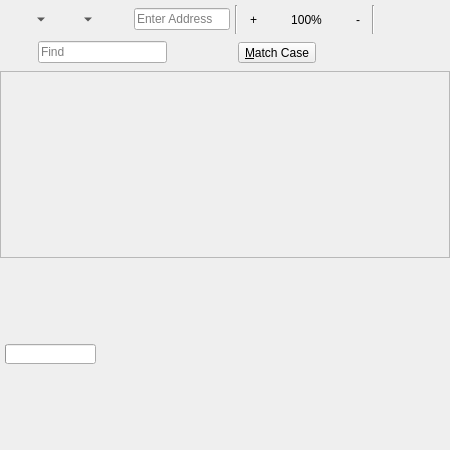
Above: 2.x/UI/dooble_page.ui from textbrowser/dooble before the change. Below: the same form after it.
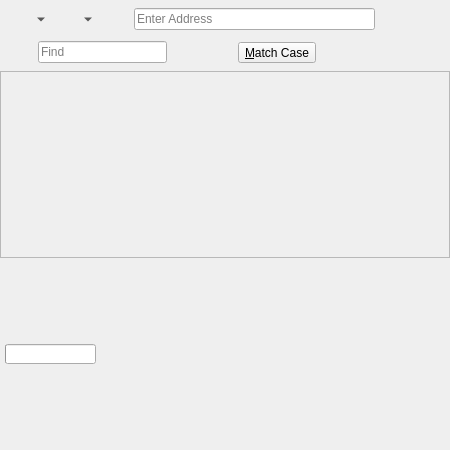
That is the form after the change. Custom widgets are drawn as their Qt base class.

Commit message: Removed Zoom Frame. Save History splitter state.

```diff
--- a/2.x/UI/dooble_page.ui
+++ b/2.x/UI/dooble_page.ui
@@ -110,86 +110,6 @@
        </property>
       </widget>
      </item>
-     <item>
-      <widget class="QFrame" name="zoom_frame">
-       <layout class="QHBoxLayout" name="horizontalLayout_3">
-        <property name="spacing">
-         <number>5</number>
-        </property>
-        <property name="leftMargin">
-         <number>0</number>
-        </property>
-        <property name="topMargin">
-         <number>0</number>
-        </property>
-        <property name="rightMargin">
-         <number>0</number>
-        </property>
-        <property name="bottomMargin">
-         <number>0</number>
-        </property>
-        <item>
-         <widget class="Line" name="line">
-          <property name="orientation">
-           <enum>Qt::Vertical</enum>
-          </property>
-         </widget>
-        </item>
-        <item>
-         <widget class="QToolButton" name="zoom_in">
-          <property name="toolTip">
-           <string>Zoom In</string>
-          </property>
-          <property name="text">
-           <string>+</string>
-          </property>
-          <property name="autoRaise">
-           <bool>true</bool>
-          </property>
-         </widget>
-        </item>
-        <item>
-         <widget class="QToolButton" name="zoom_reset">
-          <property name="minimumSize">
-           <size>
-            <width>75</width>
-            <height>0</height>
-           </size>
-          </property>
-          <property name="toolTip">
-           <string>Zoom Reset</string>
-          </property>
-          <property name="text">
-           <string>100%</string>
-          </property>
-          <property name="autoRaise">
-           <bool>true</bool>
-          </property>
-         </widget>
-        </item>
-        <item>
-         <widget class="QToolButton" name="zoom_out">
-          <property name="toolTip">
-           <string>Zoom Out</string>
-          </property>
-          <property name="text">
-           <string>-</string>
-          </property>
-          <property name="autoRaise">
-           <bool>true</bool>
-          </property>
-         </widget>
-        </item>
-        <item>
-         <widget class="Line" name="line_2">
-          <property name="orientation">
-           <enum>Qt::Vertical</enum>
-          </property>
-         </widget>
-        </item>
-       </layout>
-      </widget>
-     </item>
      <item>
       <widget class="dooble_tool_button" name="downloads">
        <property name="toolTip">
```
Left out of the diff: 3 changed lines with no effect on the pictures. The commit also changes 9 other files.
